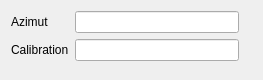
Before: the Qt Designer form src/plugins/compass/qgscompasspluginguibase.ui in qgis/QGIS, drawn with Qt 5.
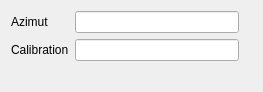
After: the same form once the commit is applied.

Patch:
```diff
--- a/src/plugins/compass/qgscompasspluginguibase.ui
+++ b/src/plugins/compass/qgscompasspluginguibase.ui
@@ -13,9 +13,14 @@
   <property name="windowTitle">
    <string>Internal Compass</string>
   </property>
+  <layout class="QVBoxLayout" name="verticalLayout">
+   <item>
   <layout class="QHBoxLayout" name="horizontalLayout">
    <item>
     <layout class="QFormLayout" name="formLayout">
+       <property name="fieldGrowthPolicy">
+        <enum>QFormLayout::AllNonFixedFieldsGrow</enum>
+       </property>
      <item row="0" column="0">
       <widget class="QLabel" name="mCompassLabel">
        <property name="text">
@@ -45,6 +50,15 @@
      </property>
      <property name="alignment">
       <set>Qt::AlignHCenter|Qt::AlignTop</set>
+       </property>
+      </widget>
+     </item>
+    </layout>
+   </item>
+   <item>
+    <widget class="QLabel" name="mWarningLabel">
+     <property name="text">
+      <string/>
      </property>
     </widget>
    </item>
```
Left out of the diff: 2 changed lines with no effect on the pictures. Lines whose indentation alone changed are shown as unchanged.
